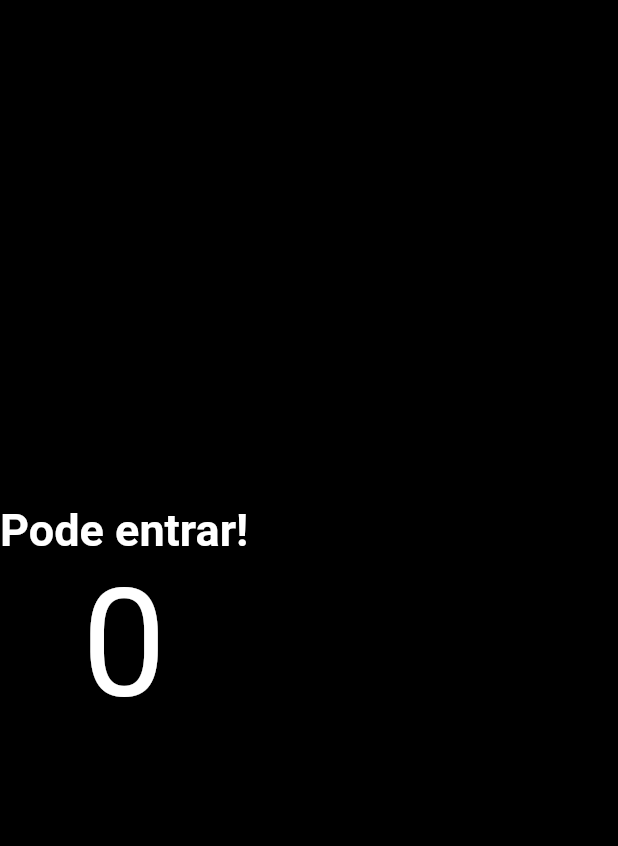
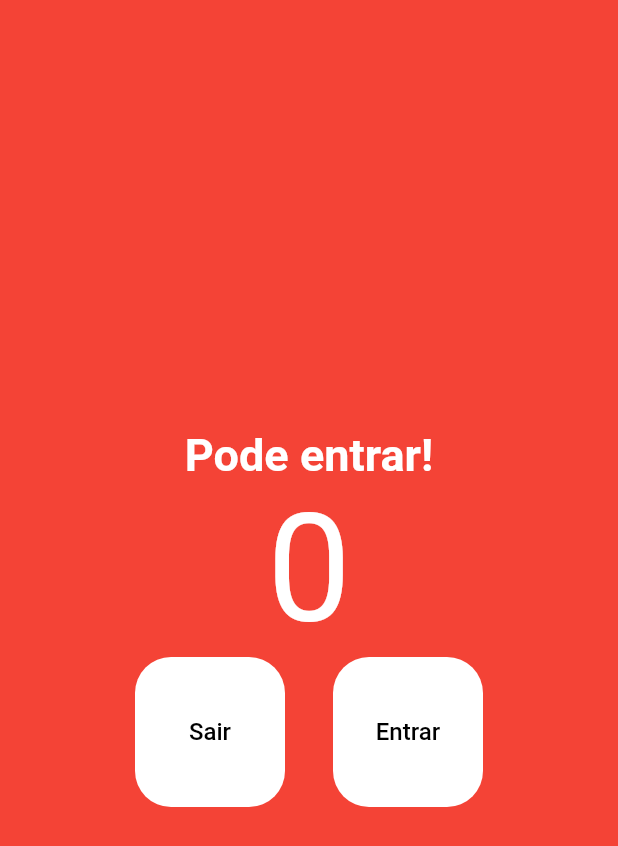
Before and after one commit to FelipeDias28/People-Counter, a Flutter app: the screen it shows after launch, on a phone screen of 412 x 824 dp. Shown: the top 846 px of the screen. Run offline on Flutter 3.47's test engine with Material 2 defaults, Android fonts, the phone set to English and light mode, and no system bars.

Commit message:
style button

```diff
--- a/lib/main.dart
+++ b/lib/main.dart
@@ -6,7 +6,7 @@ void main() {
   );
 }
 
-// Widget resposnável pelas configurações do aplicativo
+// Widget responsável pelas configurações do aplicativo
 class MyApp extends StatelessWidget {
   const MyApp({Key? key}) : super(key: key);
 
@@ -23,14 +23,22 @@ class MyApp extends StatelessWidget {
 class HomePage extends StatelessWidget {
   const HomePage({Key? key}) : super(key: key);
 
+  void decrement() {
+    print("Decrement");
+  }
+
+  void increment() {
+    print("Increment");
+  }
+
   @override
   Widget build(BuildContext context) {
     return Scaffold(
-      backgroundColor: Colors.black,
+      backgroundColor: Colors.red,
       body: Column(
         mainAxisAlignment: MainAxisAlignment.center,
-        children: const [
-          Text(
+        children: [
+          const Text(
             "Pode entrar!",
             style: TextStyle(
               fontSize: 30,
@@ -38,13 +46,61 @@ class HomePage extends StatelessWidget {
               fontWeight: FontWeight.w700,
             ),
           ),
-          Text(
+          const Text(
             "0",
             style: TextStyle(
               fontSize: 100,
               color: Colors.white,
             ),
           ),
+          Row(
+            mainAxisAlignment: MainAxisAlignment.center,
+            children: [
+              TextButton(
+                onPressed: decrement,
+                style: TextButton.styleFrom(
+                  backgroundColor: Colors.white,
+                  fixedSize:
+                      const Size(100, 100), // Define largura e altura fixa
+                  primary: Colors.black,
+                  // Deixar o botão arredondado
+                  shape: RoundedRectangleBorder(
+                    borderRadius: BorderRadius.circular(24),
+                  ),
+                ),
+                child: const Text(
+                  "Sair",
+                  style: TextStyle(
+                    color: Colors.black,
+                    fontSize: 16,
+                  ),
+                ),
+              ),
+              const SizedBox(
+                // Widget invisível para separar os botões
+                width: 32.0,
+              ),
+              TextButton(
+                onPressed: increment,
+                style: TextButton.styleFrom(
+                  backgroundColor: Colors.white,
+                  fixedSize: const Size(100, 100),
+                  primary: Colors
+                      .black, // Dá uma tonalidade preta quando clica no botão
+                  shape: RoundedRectangleBorder(
+                    borderRadius: BorderRadius.circular(24),
+                  ),
+                ),
+                child: const Text(
+                  "Entrar",
+                  style: TextStyle(
+                    color: Colors.black,
+                    fontSize: 16,
+                  ),
+                ),
+              ),
+            ],
+          )
         ],
       ),
     );
```
